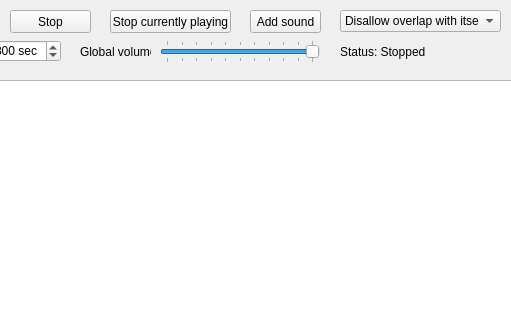
Above: mainwindow.ui from thecommonpigeon/hourofsilence before the change; both pictures show x 100 to 611 and y 0 to 320 of the 800 by 600 pixel window. Below: the same form after it.
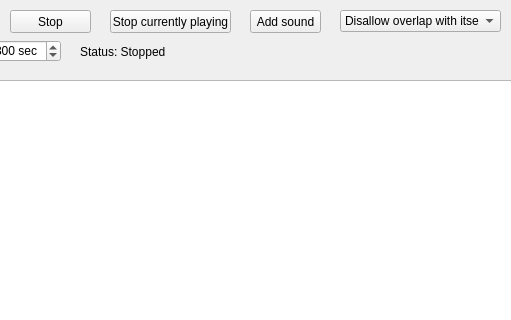
That is the form after the change.

Commit message: Basic proof of SoundItem class functionality; removed broken sounds (bruh and minecraft oof)

Patch:
```diff
--- a/mainwindow.ui
+++ b/mainwindow.ui
@@ -141,26 +141,10 @@
      <string>Stop</string>
     </property>
    </widget>
-   <widget class="QLabel" name="labelDefaultMTTH_2">
-    <property name="geometry">
-     <rect>
-      <x>180</x>
-      <y>40</y>
-      <width>71</width>
-      <height>23</height>
-     </rect>
-    </property>
-    <property name="toolTip">
-     <string>Volume of the entire application</string>
-    </property>
-    <property name="text">
-     <string>Global volume</string>
-    </property>
-   </widget>
    <widget class="QLabel" name="labelDefaultMTTH_3">
     <property name="geometry">
      <rect>
-      <x>440</x>
+      <x>180</x>
       <y>40</y>
       <width>91</width>
       <height>23</height>
@@ -170,34 +154,6 @@
      <string>Status: Stopped</string>
     </property>
    </widget>
-   <widget class="QSlider" name="horizontalSlider">
-    <property name="geometry">
-     <rect>
-      <x>260</x>
-      <y>40</y>
-      <width>160</width>
-      <height>23</height>
-     </rect>
-    </property>
-    <property name="toolTip">
-     <string>100%</string>
-    </property>
-    <property name="maximum">
-     <number>20</number>
-    </property>
-    <property name="value">
-     <number>20</number>
-    </property>
-    <property name="orientation">
-     <enum>Qt::Horizontal</enum>
-    </property>
-    <property name="tickPosition">
-     <enum>QSlider::TicksBothSides</enum>
-    </property>
-    <property name="tickInterval">
-     <number>2</number>
-    </property>
-   </widget>
    <widget class="QComboBox" name="comboBox">
     <property name="geometry">
      <rect>
```
Left out of the diff: 4 changed lines with no effect on the pictures. The commit also changes 7 other files.
